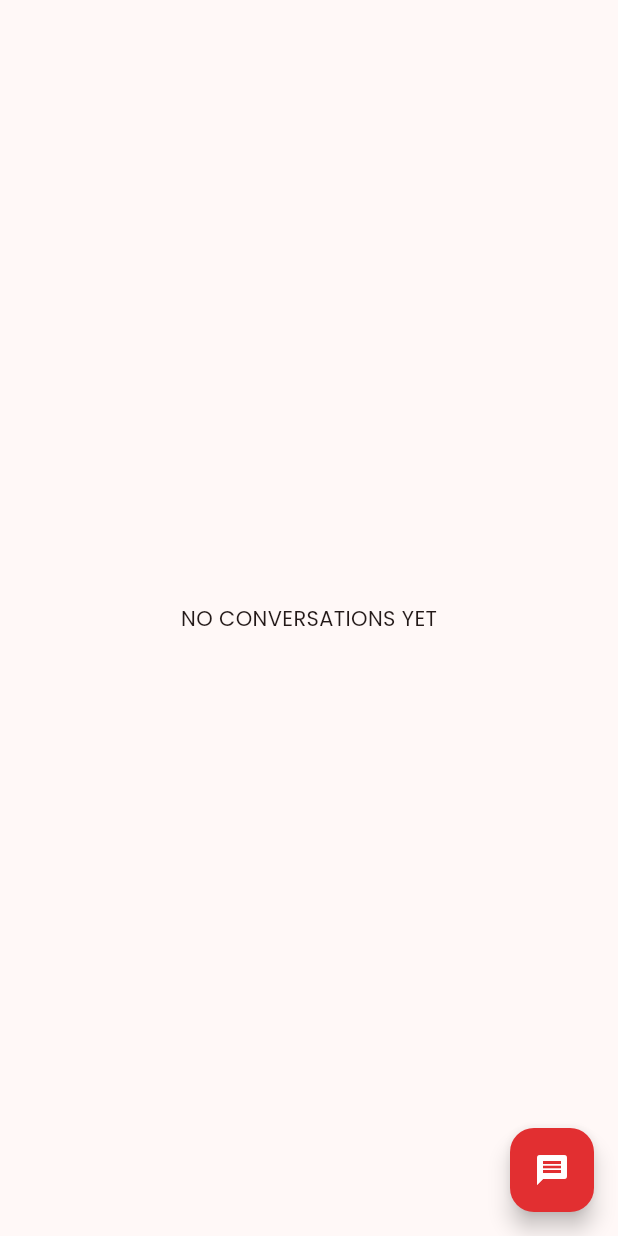
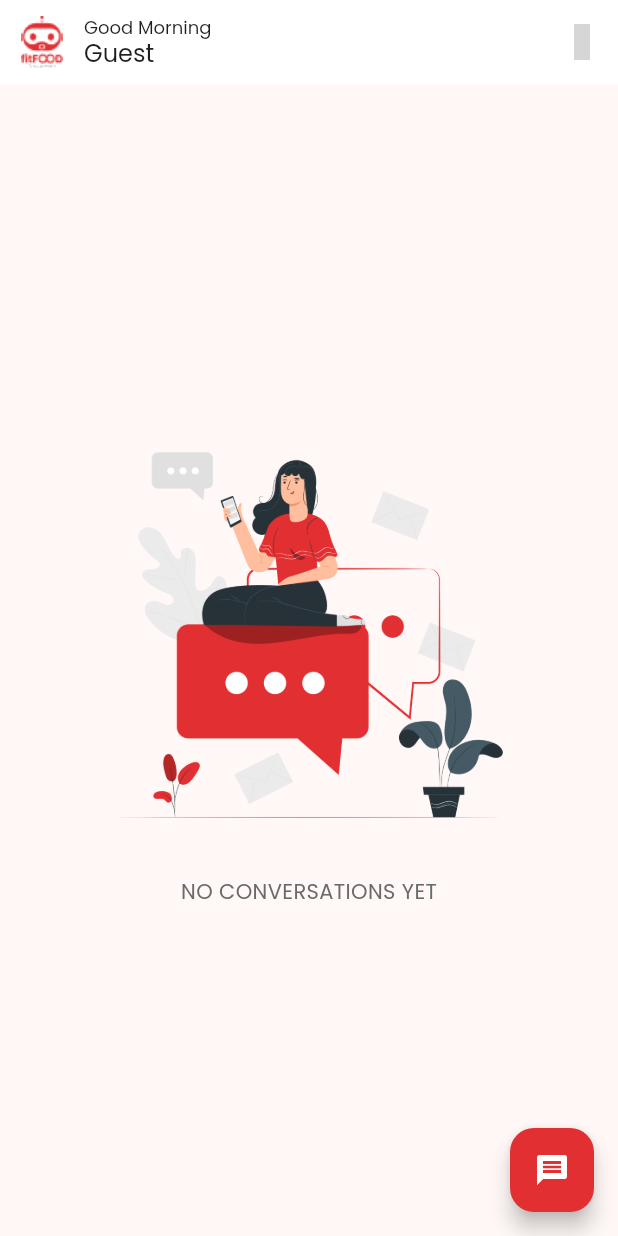
Before and after one commit to hngx-org/fit-food-ai, a Flutter app: the ChatHistoryScreen screen opened by its route, on a phone screen of 412 x 824 dp. Run offline on Flutter 3.47's test engine with Material 2 defaults, Android fonts, the light colour scheme and no system bars; our stand-ins replace connectivity_plus, either_dart, form_field_validator, google_fonts, iconly, image_cropper and 3 more; missing offline and left inert: hng_authentication, hngx_openai; accounts and stored records are empty; grey boxes are pictures that could not be loaded.

Commit message:
feat: added image to the conversations page

```diff
--- a/lib/components/shared/app_colors.dart
+++ b/lib/components/shared/app_colors.dart
@@ -18,3 +18,4 @@ const String onBoard2 = 'assets/diet-list.png';
 const String onBoard3 = 'assets/running.png';
 const String smallLogo = 'assets/small-logo.png';
 const String userImage = 'assets/dummy-user.jpg';
+const String noMessages = 'assets/conversation.png';
--- a/lib/features/chats/view/chat_history_screen.dart
+++ b/lib/features/chats/view/chat_history_screen.dart
@@ -3,7 +3,13 @@ import 'package:fit_food/features/chats/components/chat_history_item.dart';
 import 'package:fit_food/features/chats/view/chat_screen.dart';
 import 'package:fit_food/features/chats/view_model/conversations_history_view_model.dart';
 import 'package:flutter/material.dart';
+import 'package:iconly/iconly.dart';
 import 'package:provider/provider.dart';
+
+import '../../../common/base/base_view_model.dart';
+import '../../../common/models/app_user.dart';
+import '../../../common/viewmodels/user_view_model.dart';
+import '../../../components/shared/styles.dart';
 
 class ChatHistoryScreen extends StatefulWidget {
   const ChatHistoryScreen({super.key});
@@ -25,6 +31,40 @@ class _ChatHistoryScreenState extends State<ChatHistoryScreen> {
   @override
   Widget build(BuildContext context) {
     return Scaffold(
+      appBar: AppBar(
+        titleSpacing: 0,
+        automaticallyImplyLeading: true,
+        backgroundColor: Colors.white,
+        surfaceTintColor: Colors.white,
+        actions: [
+          IconButton(
+            onPressed: () => Navigator.pushNamed(context, '/settings'),
+            icon: const Icon(IconlyLight.setting),
+          ),
+        ],
+        leading: IconButton(
+          icon: Image.asset(smallLogo),
+          onPressed: () {},
+        ),
+        title: Column(
+          crossAxisAlignment: CrossAxisAlignment.start,
+          children: [
+            Text(
+              "Good Morning",
+              style: smallText.copyWith(color: kcTxtColorDark, fontSize: 12),
+            ),
+            AppUiStateBinding.bind<UserViewModel, AppUser?>(
+                value: (vm) => vm.user,
+                to: (context, state, vm) {
+                  return Text(
+                    state?.name ?? "Guest",
+                    style:
+                        btnText.copyWith(color: kcTxtColorDark, fontSize: 16),
+                  );
+                }),
+          ],
+        ),
+      ),
       floatingActionButton: FloatingActionButton(
         backgroundColor: kcBtnColor,
         foregroundColor: Colors.white,
@@ -42,16 +82,32 @@ class _ChatHistoryScreenState extends State<ChatHistoryScreen> {
             children: [
               Expanded(
                 child: state.conversations.isEmpty
-                      ? const Center(
-                          child: Text('NO CONVERSATIONS YET'),
+                    ? Center(
+                        child: Column(
+                          mainAxisAlignment: MainAxisAlignment.center,
+                          crossAxisAlignment: CrossAxisAlignment.center,
+                          children: [
+                            Image(
+                                image: AssetImage('assets/conversation.png'),
+                                width: MediaQuery.of(context).size.width * 0.7),
+                            SizedBox(
+                              height: 20,
+                            ),
+                            Text(
+                              'NO CONVERSATIONS YET',
+                              style: skipText.copyWith(color: kcTxtColorLight,fontSize: 14),
+                            ),
+                          ],
+                        ),
                       )
                     : ListView.builder(
                         itemCount: state.conversations.length,
                         itemBuilder: (context, index) => ChatHistoryItem(
                           state.conversations[index],
-                            tittle: 'Conversation ${index + 1}',
+                          title: 'Conversation ${index + 1}',
                         ),
-                        ))
+                      ),
+              )
             ],
           );
         }),
```
Also changed, not shown: lib/features/chats/components/chat_history_item.dart (+24 -4 lines), assets/conversation.png (added), pubspec.lock. Lines whose indentation alone changed are shown as unchanged.
